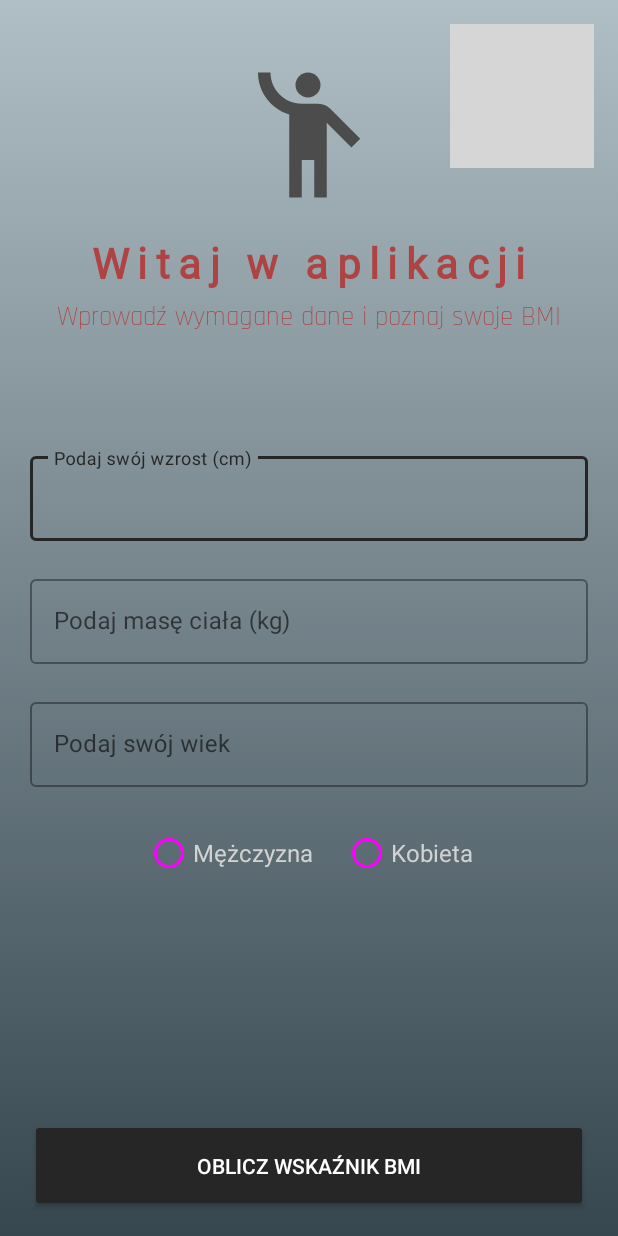
After one commit to mateuszkonecki/BmiCalculatorApp, an Android app: the layout activity_home.xml on its own in the app's theme, with its tools: preview values and no code run, on a phone screen of 412 x 824 dp. The commit adds this screen. Run offline under Robolectric (Android 15) with nearby library versions, the light colour scheme and no system bars; grey boxes are pictures that could not be loaded.

Commit message:
BMI Calculator App

```diff
--- a/app/src/main/java/pl/mateuszkonecki/bmicalculator/HomeActivity.java
+++ b/app/src/main/java/pl/mateuszkonecki/bmicalculator/HomeActivity.java
@@ -3,7 +3,7 @@ package pl.mateuszkonecki.bmicalculator;
 import androidx.appcompat.app.AppCompatActivity;
 
 import android.content.Intent;
-import android.graphics.Color;
+import android.icu.text.Transliterator;
 import android.os.Bundle;
 import android.view.View;
 import android.widget.Button;
@@ -13,7 +13,6 @@ import android.widget.RadioButton;
 import android.widget.RadioGroup;
 import android.widget.Toast;
 
-import com.google.android.material.textfield.TextInputEditText;
 import com.google.android.material.textfield.TextInputLayout;
 
 public class HomeActivity extends AppCompatActivity {
@@ -33,7 +32,7 @@ public class HomeActivity extends AppCompatActivity {
     @Override
     protected void onCreate(Bundle savedInstanceState) {
         super.onCreate(savedInstanceState);
-        setContentView(R.layout.activity_home_land);
+        setContentView(R.layout.activity_home);
 
         calculateButton = findViewById(R.id.calculateButton);
         heightET = findViewById(R.id.heightET);
--- a/app/src/main/java/pl/mateuszkonecki/bmicalculator/LaunchActivity.java
+++ b/app/src/main/java/pl/mateuszkonecki/bmicalculator/LaunchActivity.java
@@ -24,7 +24,7 @@ public class LaunchActivity extends AppCompatActivity {
     @Override
     protected void onCreate(Bundle savedInstanceState) {
         super.onCreate(savedInstanceState);
-        setContentView(R.layout.activity_launch_land);
+        setContentView(R.layout.activity_launch);
         getWindow().setFlags(WindowManager.LayoutParams.FLAG_FULLSCREEN, WindowManager.LayoutParams.FLAG_FULLSCREEN);
 
         topAnim = AnimationUtils.loadAnimation(this, R.anim.top_animation);
--- a/app/src/main/java/pl/mateuszkonecki/bmicalculator/ResultActivity.java
+++ b/app/src/main/java/pl/mateuszkonecki/bmicalculator/ResultActivity.java
@@ -23,7 +23,7 @@ public class ResultActivity extends AppCompatActivity {
     @Override
     protected void onCreate(Bundle savedInstanceState) {
         super.onCreate(savedInstanceState);
-        setContentView(R.layout.activity_result_land);
+        setContentView(R.layout.activity_result);
 
         DecimalFormat decimalFormat = new DecimalFormat("#.##");
         height = getIntent().getStringExtra(HomeActivity.HEIGHT_KEY);
--- /dev/null
+++ b/app/src/main/res/layout-land/activity_home.xml
@@ -0,0 +1,200 @@
+<?xml version="1.0" encoding="utf-8"?>
+<androidx.constraintlayout.widget.ConstraintLayout xmlns:android="http://schemas.android.com/apk/res/android"
+    xmlns:app="http://schemas.android.com/apk/res-auto"
+    xmlns:tools="http://schemas.android.com/tools"
+    android:layout_width="match_parent"
+    android:layout_height="match_parent"
+    android:background="@drawable/calculation_activity_background"
+    tools:context=".HomeActivity">
+
+    <ImageView
+        android:id="@+id/logo"
+        android:layout_width="wrap_content"
+        android:layout_height="wrap_content"
+        android:layout_marginStart="16dp"
+        android:layout_marginTop="16dp"
+        android:src="@drawable/ic_emoji_people_24"
+        android:transitionName="logoTransition"
+        app:layout_constraintEnd_toEndOf="parent"
+        app:layout_constraintHorizontal_bias="0.0"
+        app:layout_constraintStart_toStartOf="parent"
+        app:layout_constraintTop_toTopOf="parent" />
+
+    <ImageView
+        android:layout_width="wrap_content"
+        android:id="@+id/exit"
+        android:layout_height="wrap_content"
+        android:layout_marginTop="16dp"
+        android:layout_marginEnd="16dp"
+        android:src="@drawable/ic_exit_to_app_24"
+        app:layout_constraintEnd_toEndOf="parent"
+        app:layout_constraintTop_toTopOf="parent" />
+
+    <TextView
+        android:id="@+id/textView"
+        android:layout_width="wrap_content"
+        android:layout_height="wrap_content"
+        android:layout_marginStart="16dp"
+        android:layout_marginTop="16dp"
+        android:fontFamily="@font/rubikdistressed_regular"
+        android:letterSpacing="0.2"
+        android:text="@string/hello_text"
+        android:textColor="#AE4343"
+        android:textSize="28sp"
+        android:textStyle="bold"
+        app:layout_constraintStart_toEndOf="@+id/logo"
+        app:layout_constraintTop_toTopOf="parent" />
+
+    <TextView
+        android:id="@+id/textView2"
+        android:layout_width="wrap_content"
+        android:layout_height="wrap_content"
+        android:layout_marginStart="16dp"
+        android:layout_marginTop="12dp"
+        android:fontFamily="@font/rajdhani_light"
+        android:text="@string/hello_desc"
+        android:textColor="#AE4343"
+        android:textSize="18sp"
+        android:transitionName="logoTextTransition"
+        app:layout_constraintStart_toEndOf="@+id/logo"
+        app:layout_constraintTop_toBottomOf="@+id/textView" />
+
+    <LinearLayout
+        android:id="@+id/linearLayout2"
+        android:layout_width="match_parent"
+        android:layout_height="wrap_content"
+        android:layout_marginTop="60dp"
+        android:orientation="horizontal"
+        android:paddingHorizontal="20dp"
+        app:layout_constraintEnd_toEndOf="parent"
+        app:layout_constraintHorizontal_bias="0.0"
+        app:layout_constraintStart_toStartOf="parent"
+        app:layout_constraintTop_toBottomOf="@+id/textView2">
+
+        <com.google.android.material.textfield.TextInputLayout
+            android:id="@+id/textLayoutFirst"
+            style="@style/Widget.MaterialComponents.TextInputLayout.OutlinedBox"
+            android:layout_width="wrap_content"
+            android:layout_height="wrap_content"
+            android:layout_weight="1"
+            tools:layout_editor_absoluteX="76dp"
+            tools:layout_editor_absoluteY="175dp">
+
+            <com.google.android.material.textfield.TextInputEditText
+                android:id="@+id/heightET"
+                android:layout_width="match_parent"
+                android:layout_height="wrap_content"
+                android:gravity="center"
+                android:hint="@string/height_hint"
+                android:inputType="numberDecimal"
+                android:maxLength="3" />
+
+        </com.google.android.material.textfield.TextInputLayout>
+
+        <com.google.android.material.textfield.TextInputLayout
+            android:id="@+id/textInputLayout2"
+            style="@style/Widget.MaterialComponents.TextInputLayout.OutlinedBox"
+            android:layout_width="wrap_content"
+            android:layout_height="wrap_content"
+            android:layout_marginStart="20dp"
+            android:layout_weight="1"
+            app:layout_constraintEnd_toEndOf="parent"
+            app:layout_constraintStart_toStartOf="parent"
+            app:layout_constraintTop_toBottomOf="@+id/textLayoutFirst">
+
+            <com.google.android.material.textfield.TextInputEditText
+                android:id="@+id/weightET"
+                android:layout_width="match_parent"
+                android:layout_height="wrap_content"
+                android:gravity="center"
+                android:hint="@string/weight_hint"
+                android:inputType="numberDecimal"
+                android:maxLength="3" />
+
+        </com.google.android.material.textfield.TextInputLayout>
+
+    </LinearLayout>
+
+    <LinearLayout
+        android:id="@+id/linearLayout3"
+        android:layout_width="match_parent"
+        android:layout_height="wrap_content"
+        android:layout_marginTop="10dp"
+        android:orientation="horizontal"
+        android:paddingHorizontal="20dp"
+        app:layout_constraintEnd_toEndOf="parent"
+        app:layout_constraintStart_toStartOf="parent"
+        app:layout_constraintTop_toBottomOf="@+id/linearLayout2">
+
+        <com.google.android.material.textfield.TextInputLayout
+            android:id="@+id/textInputLayout3"
+            style="@style/Widget.MaterialComponents.TextInputLayout.OutlinedBox"
+            android:layout_width="wrap_content"
+            android:layout_height="wrap_content"
+            android:layout_marginTop="5dp"
+            android:layout_weight="1"
+            app:layout_constraintEnd_toEndOf="parent"
+            app:layout_constraintStart_toStartOf="parent"
+            app:layout_constraintTop_toBottomOf="@+id/textInputLayout2">
+
+            <com.google.android.material.textfield.TextInputEditText
+                android:id="@+id/ageET"
+                android:layout_width="match_parent"
+                android:layout_height="wrap_content"
+                android:gravity="center"
+                android:hint="@string/age_hint"
+                android:inputType="numberDecimal"
+                android:maxLength="2"
+                tools:layout_editor_absoluteX="21dp"
+                tools:layout_editor_absoluteY="465dp" />
+
+        </com.google.android.material.textfield.TextInputLayout>
+
+        <RadioGroup
+            android:id="@+id/radioGroup"
+            android:layout_width="wrap_content"
+            android:layout_height="wrap_content"
+            android:layout_marginStart="20dp"
+            android:layout_marginTop="15dp"
+            android:gravity="center"
+            android:orientation="horizontal">
+
+            <RadioButton
+                android:id="@+id/maleRadio"
+                style="@style/Widget.Material3.CompoundButton.RadioButton"
+                android:layout_width="wrap_content"
+                android:layout_height="wrap_content"
+                android:layout_marginRight="20dp"
+                android:layout_weight="1"
+                android:text="@string/RadioMaleText"
+                android:textColor="#D2D2D2"
+                android:textSize="16sp" />
+
+            <RadioButton
+                android:id="@+id/femaleRadio"
+                style="@style/Widget.Material3.CompoundButton.RadioButton"
+                android:layout_width="wrap_content"
+                android:layout_height="wrap_content"
+                android:layout_weight="1"
+                android:text="@string/RadioFemaleText"
+                android:textColor="#D2D2D2"
+                android:textSize="16sp" />
+
+        </RadioGroup>
+
+    </LinearLayout>
+
+    <Button
+        android:id="@+id/calculateButton"
+        style="@style/Widget.AppCompat.Button"
+        android:layout_width="match_parent"
+        android:layout_height="wrap_content"
+        android:layout_marginHorizontal="20dp"
+        android:paddingVertical="15dp"
+        android:text="@string/button_calculate_text"
+        app:layout_constraintBottom_toBottomOf="parent"
+        app:layout_constraintEnd_toEndOf="parent"
+        app:layout_constraintStart_toStartOf="parent"
+        app:layout_constraintTop_toBottomOf="@+id/linearLayout3" />
+
+</androidx.constraintlayout.widget.ConstraintLayout>
```
Also changed, not shown: app/src/main/res/layout-land/activity_launch.xml (added, +50 -0 lines), app/src/main/res/layout-land/activity_result.xml (added, +108 -0 lines), app/src/main/res/layout/activity_home.xml (renamed from app/src/main/res/layout/activity_home_land.xml), app/src/main/res/layout/activity_launch.xml (renamed from app/src/main/res/layout/activity_launch_land.xml), app/src/main/res/layout/activity_result.xml (renamed from app/src/main/res/layout/activity_result_land.xml).
